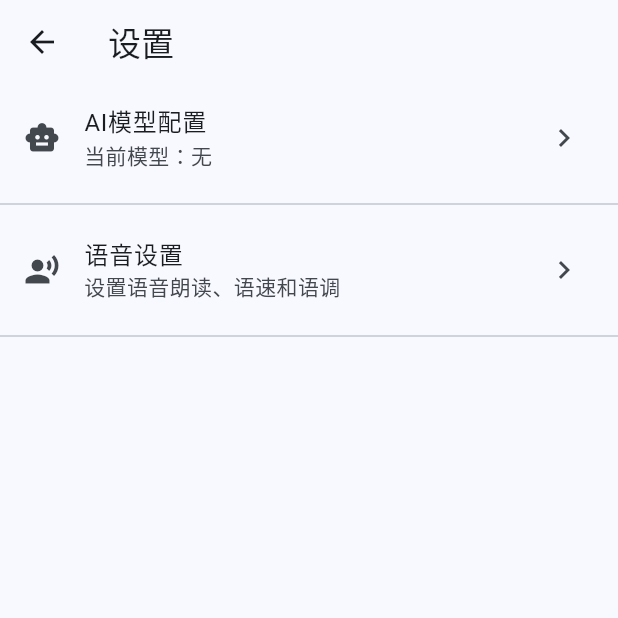
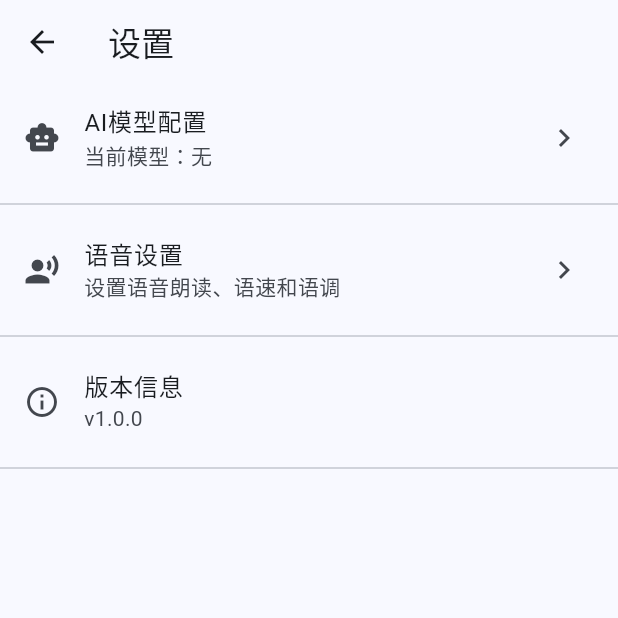
Before and after one commit to jesee/teacher, a Flutter app: the screen it shows after launch, after a tap on the "settings" icon, on a phone screen of 412 x 824 dp, the top half of it. Run offline on Flutter 3.47's test engine with Material 3 defaults, Android fonts, the phone set to English and light mode, and no system bars; our stand-ins replace flutter_markdown, flutter_tts, shared_preferences, speech_to_text, sqflite; missing offline and left inert: app_settings, markdown; accounts and stored records are empty.

Commit message:
信息修改

```diff
--- a/lib/screens/home_screen.dart
+++ b/lib/screens/home_screen.dart
@@ -107,7 +107,7 @@ class _HomeScreenState extends State<HomeScreen> {
                     child: Row(
                       children: [
                         const Text(
-                          '历史对话',
+                          '对话列表',
                           style: TextStyle(fontSize: 20, fontWeight: FontWeight.bold),
                         ),
                         const Spacer(),
@@ -135,7 +135,7 @@ class _HomeScreenState extends State<HomeScreen> {
                                 ),
                                 const SizedBox(height: 16),
                                 Text(
-                                  '暂无历史对话',
+                                  '暂无对话',
                                   style: TextStyle(
                                     fontSize: 16,
                                     color: Colors.grey[600],
--- a/lib/screens/settings_screen.dart
+++ b/lib/screens/settings_screen.dart
@@ -87,6 +87,14 @@ class _SettingsScreenState extends State<SettingsScreen> {
           ),
           const Divider(),
 
+          // 版本信息
+          ListTile(
+            leading: const Icon(Icons.info_outline),
+            title: const Text('版本信息'),
+            subtitle: const Text('v1.0.0'),
+          ),
+          const Divider(),
+
           // 这里可以添加其他设置选项
           // 例如：主题设置、通知设置等
         ],
```
Also changed, not shown: 1 other file.
